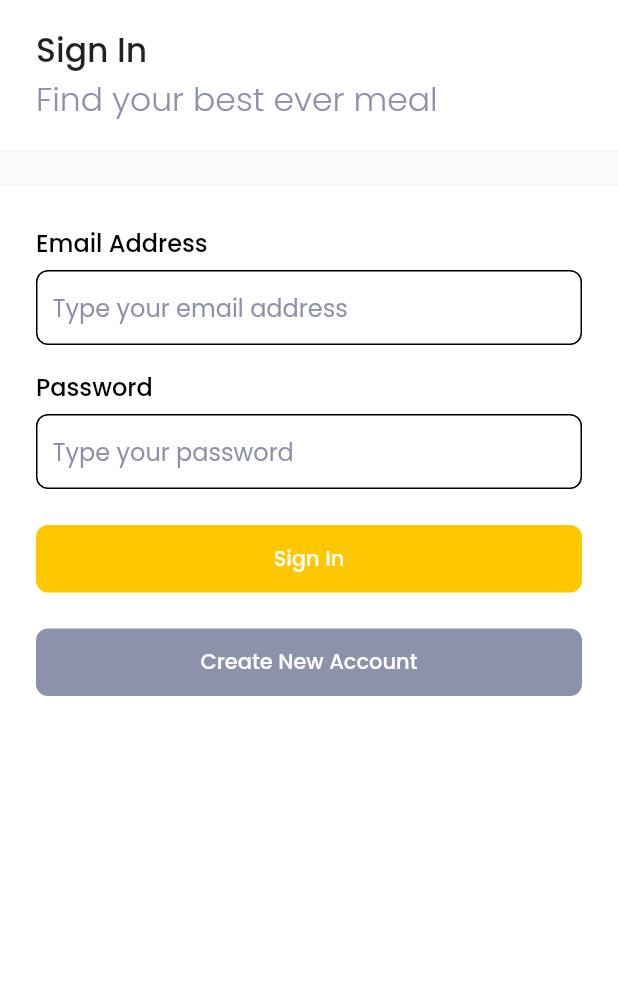
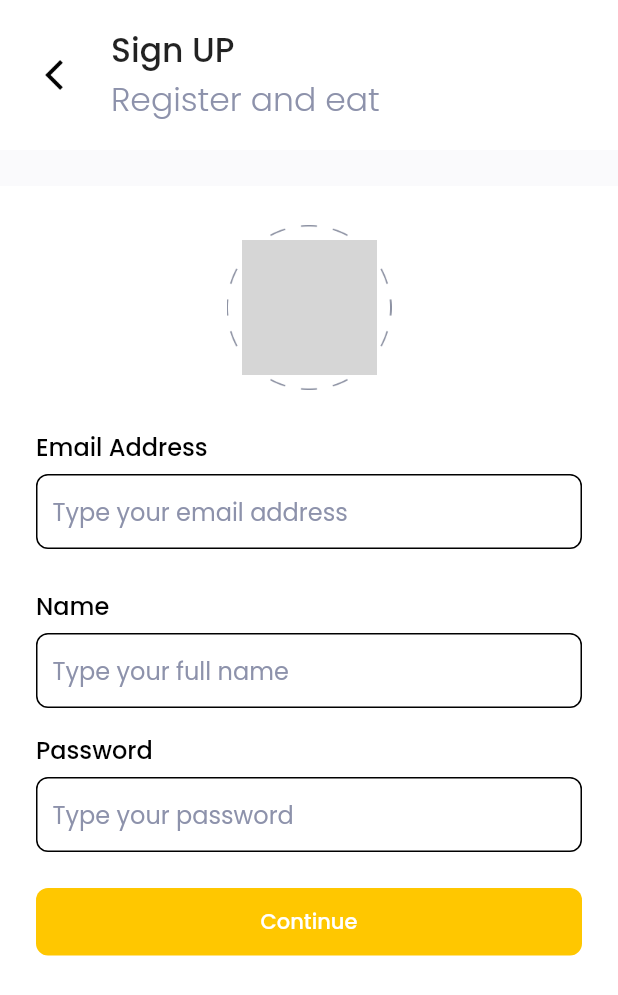
Before and after one commit to mrrezkii/Flutter-FoodMarket, a Flutter app: the screen it shows after launch, after a tap on "Create New Account", on a phone screen of 412 x 824 dp. Shown: the top 995 px of the screen. Run offline on Flutter 3.47's test engine with Material 2 defaults, Android fonts, the phone set to English and light mode, and no system bars; our stand-ins replace flutter_spinkit, get, google_fonts, supercharged; network calls fail; grey boxes are pictures that could not be loaded.

Commit message:
Sign Up Page

```diff
--- a/lib/main.dart
+++ b/lib/main.dart
@@ -1,6 +1,7 @@
 import 'package:flutter/material.dart';
 
 import 'ui/pages/pages.dart';
+import 'package:get/get.dart';
 
 void main() {
   runApp(MyApp());
@@ -9,7 +10,7 @@
 class MyApp extends StatelessWidget {
   @override
   Widget build(BuildContext context) {
-    return MaterialApp(
+    return GetMaterialApp(
       debugShowCheckedModeBanner: false,
       home: SignInPage(),
     );
--- a/lib/ui/pages/general_page.dart
+++ b/lib/ui/pages/general_page.dart
@@ -35,13 +35,21 @@
                     child: Row(
                       children: <Widget>[
                         onBackButtonPressed != null
-                            ? Container(
-                                width: 24,
-                                height: 24,
-                                margin: EdgeInsets.only(right: 26),
-                                decoration: BoxDecoration(
-                                  image: DecorationImage(
-                                    image: AssetImage('assets/back_arrow.png'),
+                            ? GestureDetector(
+                                onTap: () {
+                                  if (onBackButtonPressed != null) {
+                                    onBackButtonPressed();
+                                  }
+                                },
+                                child: Container(
+                                  width: 24,
+                                  height: 24,
+                                  margin: EdgeInsets.only(right: 26),
+                                  decoration: BoxDecoration(
+                                    image: DecorationImage(
+                                      image:
+                                          AssetImage('assets/back_arrow.png'),
+                                    ),
                                   ),
                                 ),
                               )
--- a/lib/ui/pages/pages.dart
+++ b/lib/ui/pages/pages.dart
@@ -3,6 +3,8 @@
 import 'package:supercharged/supercharged.dart';
 import 'package:google_fonts/google_fonts.dart';
 import 'package:flutter_spinkit/flutter_spinkit.dart';
+import 'package:get/get.dart';
 
 part 'general_page.dart';
 part 'sign_in_page.dart';
+part 'sign_up_page.dart';
--- a/lib/ui/pages/sign_in_page.dart
+++ b/lib/ui/pages/sign_in_page.dart
@@ -89,7 +89,9 @@
                     color: mainColor,
                   )
                 : RaisedButton(
-                    onPressed: () {},
+                    onPressed: () {
+                      Get.to(SignUpPage());
+                    },
                     elevation: 0,
                     shape: RoundedRectangleBorder(
                         borderRadius: BorderRadius.circular(8)),
--- /dev/null
+++ b/lib/ui/pages/sign_up_page.dart
@@ -0,0 +1,123 @@
+part of 'pages.dart';
+
+class SignUpPage extends StatefulWidget {
+  @override
+  _SignUpPageState createState() => _SignUpPageState();
+}
+
+class _SignUpPageState extends State<SignUpPage> {
+  @override
+  Widget build(BuildContext context) {
+    TextEditingController emailController = TextEditingController();
+    TextEditingController passwordController = TextEditingController();
+    TextEditingController nameController = TextEditingController();
+
+    return GeneralPage(
+      title: "Sign UP",
+      subtitle: "Register and eat",
+      onBackButtonPressed: () {
+        Get.back();
+      },
+      child: Column(
+        children: <Widget>[
+          Container(
+            width: 110,
+            height: 110,
+            margin: EdgeInsets.only(top: 26),
+            padding: EdgeInsets.all(10),
+            decoration: BoxDecoration(
+              image:
+                  DecorationImage(image: AssetImage("assets/photo_border.png")),
+            ),
+            child: Container(
+              decoration: BoxDecoration(
+                shape: BoxShape.circle,
+                image: DecorationImage(
+                    image: NetworkImage(
+                        "https://i.pinimg.com/originals/e6/c6/d0/e6c6d04ce6f5ef18fc4c55ce92aa160d.jpg"),
+                    fit: BoxFit.cover),
+              ),
+            ),
+          ),
+          Container(
+            width: double.infinity,
+            margin: EdgeInsets.fromLTRB(defaultMargin, 26, defaultMargin, 6),
+            child: Text("Email Address", style: blackFontStyle2),
+          ),
+          Container(
+            width: double.infinity,
+            margin: EdgeInsets.symmetric(horizontal: defaultMargin),
+            padding: EdgeInsets.symmetric(horizontal: 10),
+            decoration: BoxDecoration(
+                borderRadius: BorderRadius.circular(8),
+                border: Border.all(color: Colors.black)),
+            child: TextField(
+              controller: emailController,
+              decoration: InputDecoration(
+                  border: InputBorder.none,
+                  hintText: "Type your email address",
+                  hintStyle: greyFontStyle),
+            ),
+          ),
+          Container(
+            width: double.infinity,
+            margin: EdgeInsets.fromLTRB(defaultMargin, 26, defaultMargin, 6),
+            child: Text("Name", style: blackFontStyle2),
+          ),
+          Container(
+            width: double.infinity,
+            margin: EdgeInsets.symmetric(horizontal: defaultMargin),
+            padding: EdgeInsets.symmetric(horizontal: 10),
+            decoration: BoxDecoration(
+                borderRadius: BorderRadius.circular(8),
+                border: Border.all(color: Colors.black)),
+            child: TextField(
+              controller: nameController,
+              decoration: InputDecoration(
+                  border: InputBorder.none,
+                  hintText: "Type your full name",
+                  hintStyle: greyFontStyle),
+            ),
+          ),
+          Container(
+            width: double.infinity,
+            margin: EdgeInsets.fromLTRB(defaultMargin, 16, defaultMargin, 6),
+            child: Text("Password", style: blackFontStyle2),
+          ),
+          Container(
+            width: double.infinity,
+            margin: EdgeInsets.symmetric(horizontal: defaultMargin),
+            padding: EdgeInsets.symmetric(horizontal: 10),
+            decoration: BoxDecoration(
+                borderRadius: BorderRadius.circular(8),
+                border: Border.all(color: Colors.black)),
+            child: TextField(
+              obscureText: true,
+              controller: passwordController,
+              decoration: InputDecoration(
+                  border: InputBorder.none,
+                  hintText: "Type your password",
+                  hintStyle: greyFontStyle),
+            ),
+          ),
+          Container(
+            width: double.infinity,
+            height: 45,
+            margin: EdgeInsets.only(top: 24),
+            padding: EdgeInsets.symmetric(horizontal: defaultMargin),
+            child: RaisedButton(
+              onPressed: () {},
+              elevation: 0,
+              shape: RoundedRectangleBorder(
+                  borderRadius: BorderRadius.circular(8)),
+              color: mainColor,
+              child: Text("Continue",
+                  style: GoogleFonts.poppins(
+                      color: Colors.white, fontWeight: FontWeight.w500)),
+            ),
+          ),
+        ],
+      ),
+    );
+  }
+}
--- a/pubspec.yaml
+++ b/pubspec.yaml
@@ -26,6 +26,7 @@
   cupertino_icons: ^1.0.2
   flutter_bloc: ^7.0.0
   flutter_spinkit: ^4.1.2+1
+  get: ^4.1.4
   google_fonts: ^2.0.0
   supercharged: ^2.0.0
 
```
Also changed, not shown: pubspec.lock.
